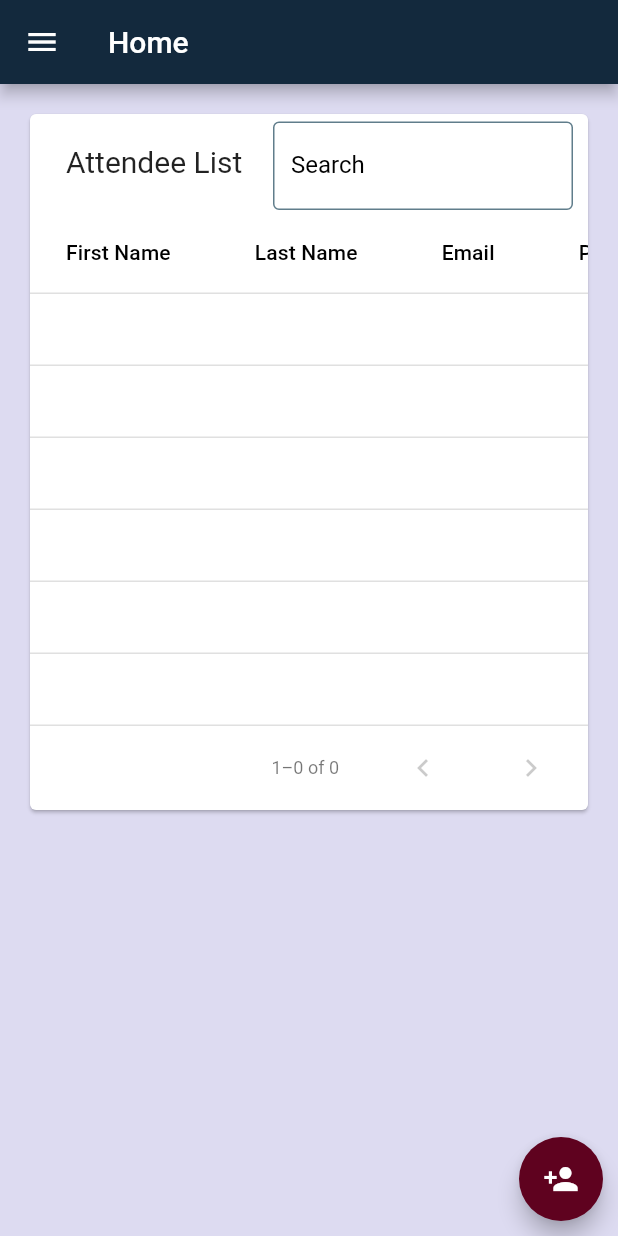
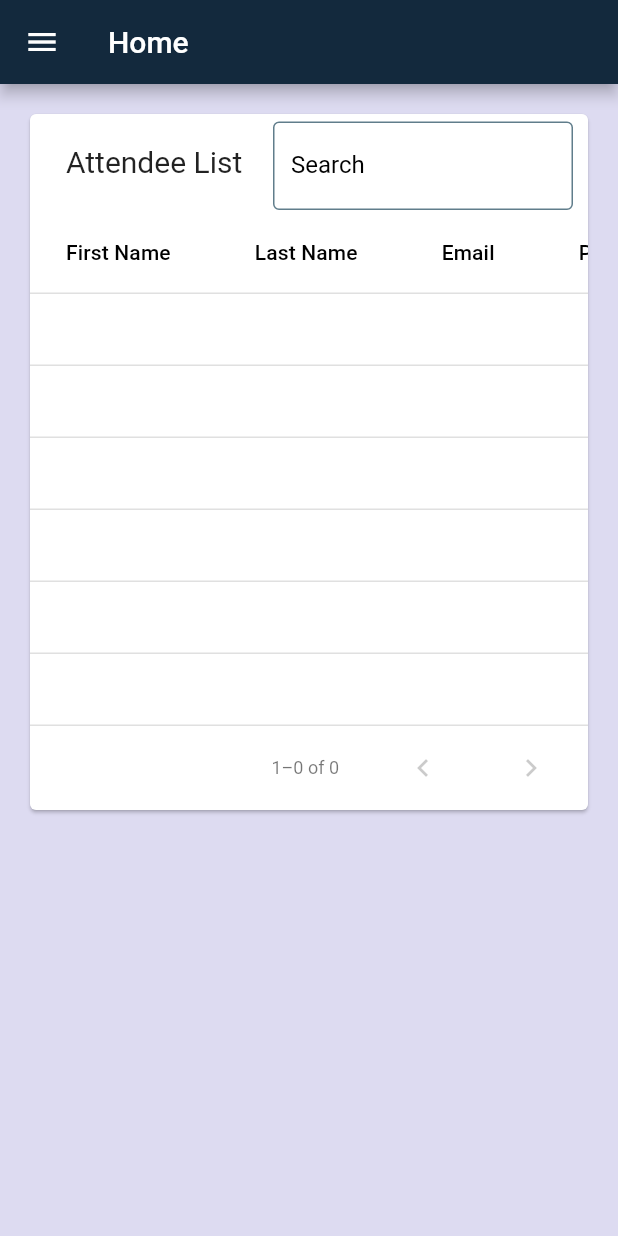
Before and after one commit to Rikveet/Subscription-App, a Flutter app: the screen it shows once a user with an empty profile is signed in, on a phone screen of 412 x 824 dp. Run offline on Flutter 3.47's test engine with Material 2 defaults, Android fonts, the phone set to English and light mode, and no system bars; drawn by our look-alikes of flutter_form_builder; our stand-ins replace flutter_dotenv, lottie, sidebarx, supabase_flutter; missing offline and left inert: window_manager; accounts and stored records are empty.

```diff
--- a/lib/views/dashboard_views/attendees.dart
+++ b/lib/views/dashboard_views/attendees.dart
@@ -88,7 +88,7 @@ class AttendeeListTableState extends State<AttendeeListTable> {
                         setState(() {
                           searchFilter = search;
                         });
-                      }else{
+                      } else {
                         setState(() {
                           searchFilter = null;
                         });
@@ -110,7 +110,8 @@ class AttendeeListTableState extends State<AttendeeListTable> {
                   ),
                 ),
               ),
-              Positioned(
+              widget.isClientEditor
+                  ? Positioned(
                       right: 10,
                       bottom: 10,
                       child: FloatingActionButton(
@@ -126,6 +127,7 @@ class AttendeeListTableState extends State<AttendeeListTable> {
                         child: const Icon(Icons.person_add),
                       ),
                     )
+                  : Container()
             ]);
           },
         )
--- a/lib/widgets/form/core/input_field.dart
+++ b/lib/widgets/form/core/input_field.dart
@@ -47,6 +47,7 @@ class InputFieldState extends State<InputField> {
           filled: true,
           labelText: widget.labelText,
           labelStyle: const TextStyle(color: Colors.black)),
-    );
+    )
+      ;
   }
 }
```
Also changed, not shown: lib/main.dart (+13 -0 lines), lib/widgets/form/add_attendee.dart (+8 -5 lines), lib/widgets/form/add_user.dart (+5 -3 lines). Lines whose indentation alone changed are shown as unchanged.
